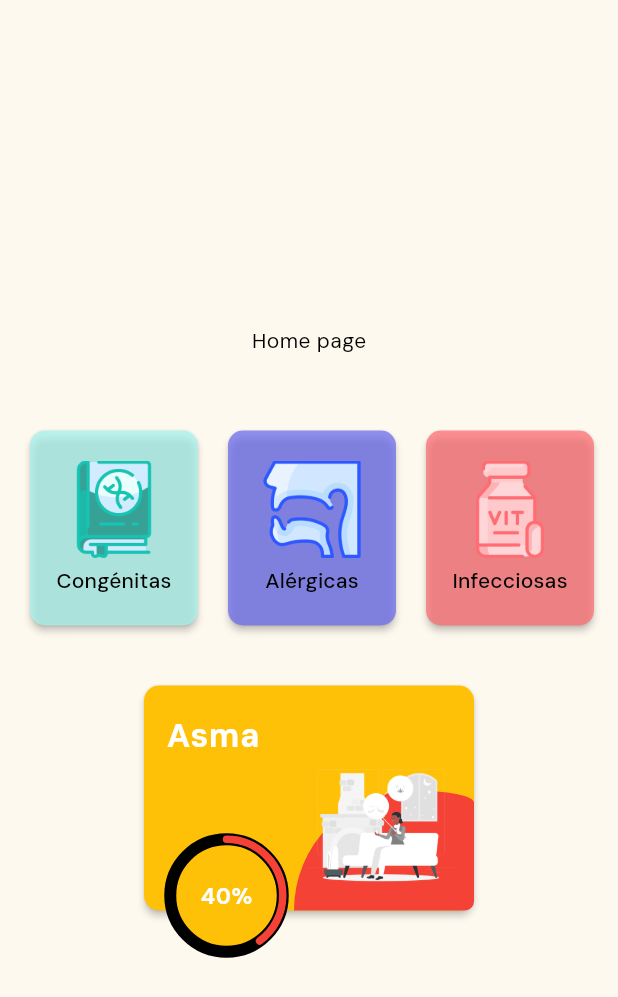
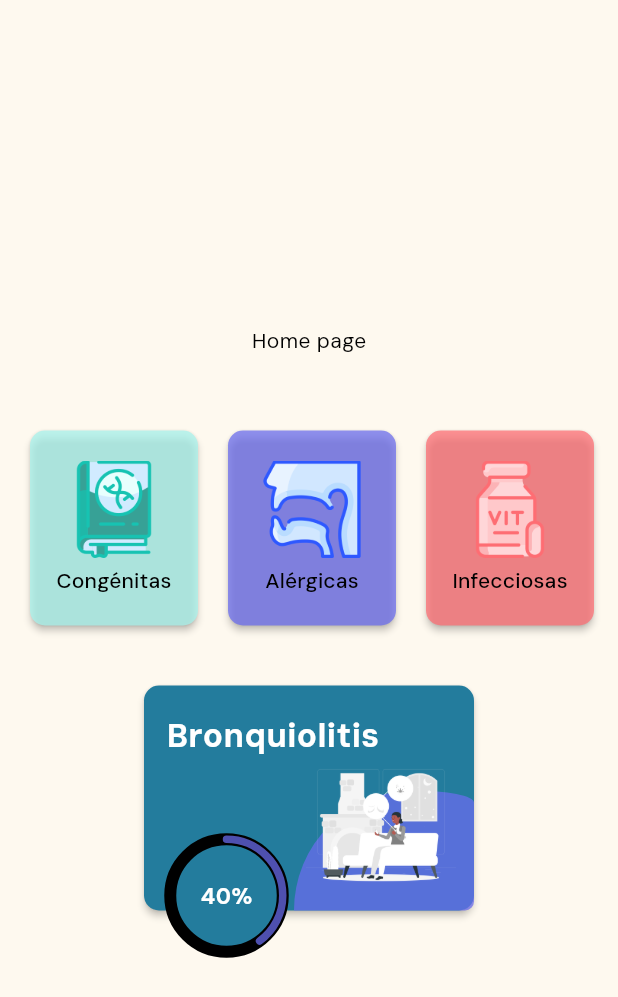
Before and after one commit to Chachitos/pocket-pedia, a Flutter app: the HomePage widget shown alone on an empty page, opened directly, on a phone screen of 412 x 824 dp. Shown: the top 997 px of the screen. Run offline on Flutter 3.47's test engine with Material 3 defaults, Android fonts, the phone set to English and light mode, and no system bars; drawn by our look-alikes of percent_indicator; our stand-ins replace google_fonts, persistent_bottom_nav_bar; missing offline and left inert: dart:ffi.

Commit message:
finished with rececnts widget raw

```diff
--- a/lib/pages/main/home_page.dart
+++ b/lib/pages/main/home_page.dart
@@ -2,6 +2,7 @@ import 'package:flutter/material.dart';
 import 'package:percent_indicator/circular_percent_indicator.dart';
 import 'package:pocketpedia/styles/app_colors.dart';
 import 'package:pocketpedia/widgets/material/homepage/categories.dart';
+import 'package:pocketpedia/widgets/material/homepage/recents.dart';
 
 class HomePage extends StatelessWidget {
   const HomePage({super.key});
@@ -37,76 +38,9 @@ class HomePage extends StatelessWidget {
           SizedBox(
             height: 20,
           ),
-          Stack(
-            alignment: AlignmentDirectional.bottomEnd,
-            fit: StackFit.passthrough,
-            clipBehavior: Clip.none,
-            children: [
-              MaterialButton(
-                onPressed: () {},
-                shape: RoundedRectangleBorder(
-                    borderRadius: BorderRadius.circular(10)),
-                color: Colors.amber,
-                minWidth: 220,
-                height: 150,
-              ),
-              Positioned(
-                  top: 18,
-                  left: 15,
-                  child: Text(
-                    'Asma',
-                    style: TextStyle(fontSize: 22, fontWeight: FontWeight.bold),
-                  )),
-              Container(
-                height: 80,
-                width: 120,
-                decoration: BoxDecoration(
-                  shape: BoxShape.rectangle,
-                  color: Colors.red,
-                  borderRadius: BorderRadiusDirectional.only(
-                      topEnd: Radius.elliptical(100, 20),
-                      topStart: Radius.elliptical(200, 200),
-                      bottomStart: Radius.elliptical(200, 0),
-                      bottomEnd: Radius.circular(15)),
-                ),
-              ),
-              Positioned(
-                  bottom: -30,
-                  left: 15,
-                  child: Container(
-                    width: 80,
-                    height: 80,
-                    decoration: BoxDecoration(
-                      shape: BoxShape.circle,
-                      color: Colors.amber,
-                    ),
-                  )),
-              Positioned(
-                left: 15,
-                bottom: -30,
-                child: CircularPercentIndicator(
-                  radius: 40,
-                  backgroundWidth: 8,
-                  backgroundColor: Colors.black,
-                  lineWidth: 5.0,
-                  percent: 0.4,
-                  center: new Text(
-                    "40%",
-                    style: new TextStyle(
-                        fontWeight: FontWeight.bold, fontSize: 15.0),
-                  ),
-                  circularStrokeCap: CircularStrokeCap.round,
-                  progressColor: Colors.red,
-                ),
-              ),
-              Positioned(
-                  right: 12,
-                  bottom: 5,
-                  child: Image(
-                    image: AssetImage('assets/vectors/asthma_vector.png'),
-                    width: 100,
-                  )),
-            ],
+          RecentsStack(
+            ilness: 'Bronquiolitis',
+            percentage: 40,
           )
         ],
       ),
--- /dev/null
+++ b/lib/widgets/material/homepage/capitalize.dart
@@ -0,0 +1,5 @@
+extension StringExtension on String {
+  String capitalize() {
+    return "${this[0].toUpperCase()}${this.substring(1).toLowerCase()}";
+  }
+}
--- /dev/null
+++ b/lib/widgets/material/homepage/recents.dart
@@ -0,0 +1,123 @@
+import 'package:flutter/material.dart';
+import 'package:percent_indicator/circular_percent_indicator.dart';
+import 'package:pocketpedia/styles/app_colors.dart';
+import "capitalize.dart";
+
+class RecentsStack extends StatefulWidget {
+  final String ilness;
+  final int percentage;
+  const RecentsStack(
+      {super.key, required this.ilness, required this.percentage});
+
+  @override
+  State<RecentsStack> createState() => _RecentsStackState();
+}
+
+Map<String, Map<String, dynamic>> stylesList = {
+  'Asma': {
+    "Path": 'assets/vectors/asthma_vector.png',
+    "PColor": AppColors.red,
+    "SColor": AppColors.transparentRed,
+  },
+  'Bronquiolitis': {
+    "Path": 'assets/vectors/circulatorysys_vector.png',
+    "PColor": AppColors.oceanBlue,
+    "SColor": AppColors.transparentBlue,
+  },
+  'Influenza': {
+    "Path": 'assets/vectors/blue_doctors_vector.png',
+    "PColor": AppColors.yellow,
+    "SColor": AppColors.transparentYellow,
+  },
+  'Neumonía': {
+    "Path": 'assets/vectors/infection_vector.png',
+    "PColor": AppColors.teal,
+    "SColor": AppColors.transparentTeal,
+  }
+};
+
+String PColor(String AppColor) {
+  AppColor = AppColor.capitalize();
+
+  String pcolor = "transparent" + AppColor;
+  print(pcolor);
+  return pcolor;
+}
+
+class _RecentsStackState extends State<RecentsStack> {
+  @override
+  Widget build(BuildContext context) {
+    //String primary_color = PColor(stylesList[widget.ilness]?['PColor']);
+
+    return Stack(
+      alignment: AlignmentDirectional.bottomEnd,
+      fit: StackFit.passthrough,
+      clipBehavior: Clip.none,
+      children: [
+        MaterialButton(
+          onPressed: () {},
+          shape:
+              RoundedRectangleBorder(borderRadius: BorderRadius.circular(10)),
+          color: stylesList[widget.ilness]?['PColor'],
+          minWidth: 220,
+          height: 150,
+        ),
+        Positioned(
+            top: 18,
+            left: 15,
+            child: Text(
+              widget.ilness,
+              style: TextStyle(fontSize: 22, fontWeight: FontWeight.bold),
+            )),
+        Container(
+          height: 80,
+          width: 120,
+          decoration: BoxDecoration(
+            shape: BoxShape.rectangle,
+            color: stylesList[widget.ilness]?['SColor'],
+            borderRadius: BorderRadiusDirectional.only(
+                topEnd: Radius.elliptical(100, 20),
+                topStart: Radius.elliptical(200, 200),
+                bottomStart: Radius.elliptical(200, 0),
+                bottomEnd: Radius.circular(15)),
+          ),
+        ),
+        Positioned(
+            bottom: -30,
+            left: 15,
+            child: Container(
+              width: 80,
+              height: 80,
+              decoration: BoxDecoration(
+                shape: BoxShape.circle,
+                color: stylesList[widget.ilness]?['PColor'],
+              ),
+            )),
+        Positioned(
+          left: 15,
+          bottom: -30,
+          child: CircularPercentIndicator(
+            radius: 40,
+            backgroundWidth: 8,
+            backgroundColor: Colors.black,
+            lineWidth: 5.0,
+            percent: 0.4,
+            center: new Text(
+              "${widget.percentage.toString()}%",
+              style: new TextStyle(fontWeight: FontWeight.bold, fontSize: 15.0),
+            ),
+            circularStrokeCap: CircularStrokeCap.round,
+            progressColor: stylesList[widget.ilness]?['SColor'],
+          ),
+        ),
+        Positioned(
+            right: 12,
+            bottom: 5,
+            child: Image(
+              image: AssetImage('assets/vectors/asthma_vector.png'),
+              width: 100,
+            )),
+      ],
+    );
+  }
+}
```
